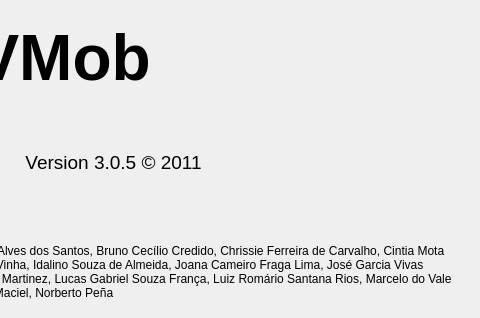
Old version of the form src/view/aboutdialog.ui in the repository romariorios/CVMob; both pictures show x 253 to 733 and y 0 to 318 of the 733 by 318 pixel window.
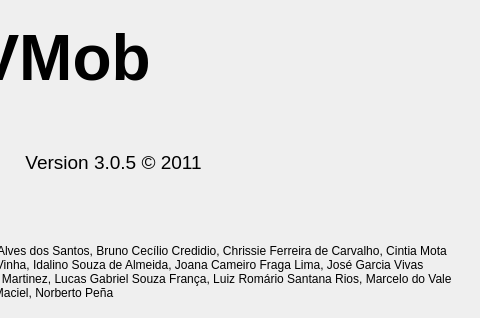
New version of the form. Icons and pictures are not drawn.

Commit message: Corrected contributor name

```diff
--- a/src/view/aboutdialog.ui
+++ b/src/view/aboutdialog.ui
@@ -132,7 +132,7 @@
       </sizepolicy>
      </property>
      <property name="text">
-      <string>Adriana da Oliveira, Ana Luiz do Vale, Bruno Alves dos Santos, Bruno Cecílio Credido, Chrissie Ferreira de Carvalho, Cintia Mota Cardeal, Gaëlle M. A. Spielmann Moura, Ian Vinha, Idalino Souza de Almeida, Joana Cameiro Fraga Lima, José Garcia Vivas Miranda, Lorena Peixoto Nogueira Rodriguez Martinez, Lucas Gabriel Souza França, Luiz Romário Santana Rios, Marcelo do Vale Cunha, Marcos Cavalcanti de Sousa, Nadja Maciel, Norberto Peña</string>
+      <string>Adriana da Oliveira, Ana Luiz do Vale, Bruno Alves dos Santos, Bruno Cecílio Credidio, Chrissie Ferreira de Carvalho, Cintia Mota Cardeal, Gaëlle M. A. Spielmann Moura, Ian Vinha, Idalino Souza de Almeida, Joana Cameiro Fraga Lima, José Garcia Vivas Miranda, Lorena Peixoto Nogueira Rodriguez Martinez, Lucas Gabriel Souza França, Luiz Romário Santana Rios, Marcelo do Vale Cunha, Marcos Cavalcanti de Sousa, Nadja Maciel, Norberto Peña</string>
      </property>
      <property name="wordWrap">
       <bool>true</bool>
```
The commit also changes 1 other file.
